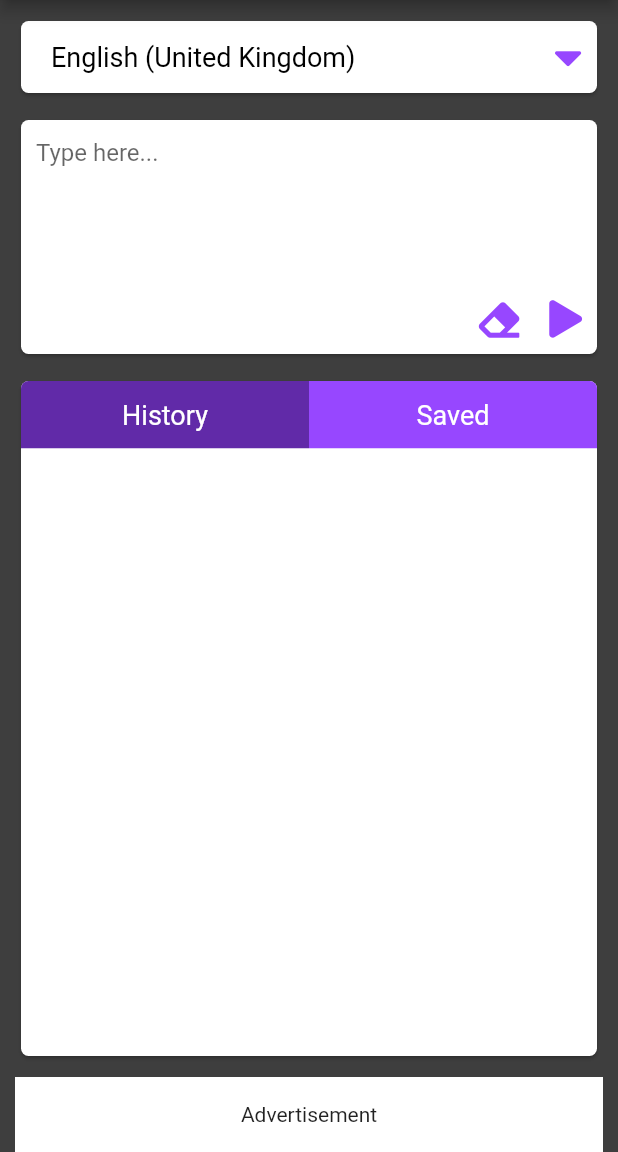
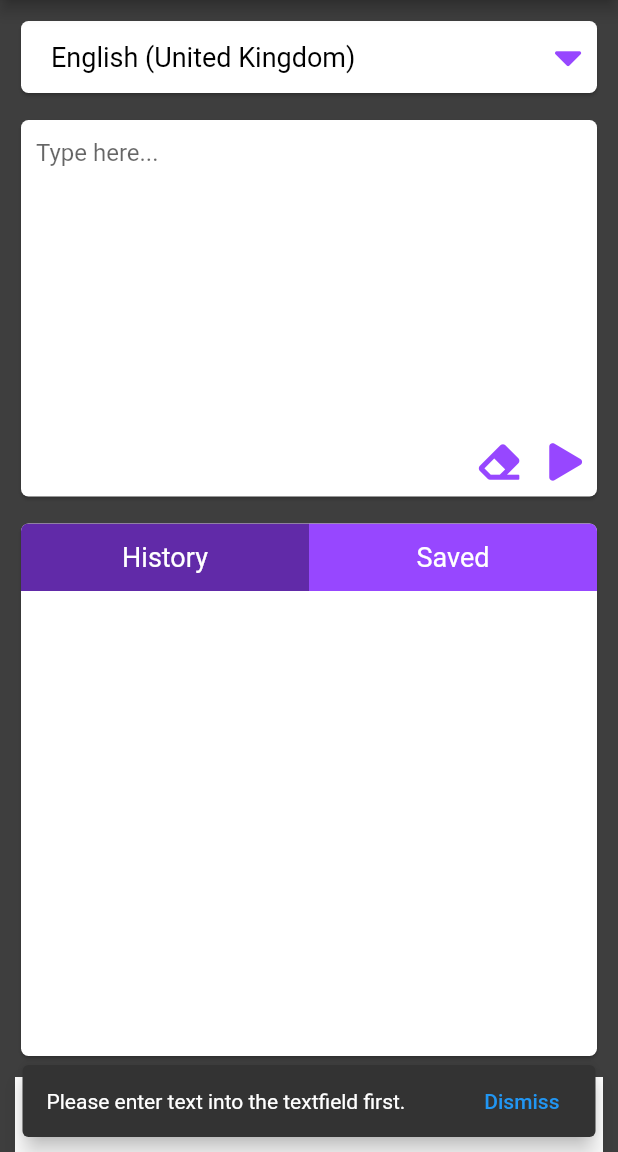
Before and after one commit to WackyWouter/VoiceBoxTTS, a Flutter app: the screen it shows after launch, after a tap on an icon or button, on a phone screen of 412 x 824 dp, the part 84-1236 px from its top. Run offline on Flutter 3.47's test engine with Material 2 defaults, Android fonts, the phone set to English and light mode, and no system bars; drawn by our look-alikes of dropdown_button2; our stand-ins replace flutter_tts, font_awesome_flutter.

Commit message:
change constants, error checking, and refactor

```diff
--- a/lib/constants.dart
+++ b/lib/constants.dart
@@ -1,16 +1,18 @@
 import 'package:flutter/material.dart';
 
-//TODO make remake this which classes or something that seperate text and color constants
-//also change it to import like this import 'constants.dart' as Constants;
-// so i can do this String a = Constants.SUCCESS_MESSAGE;
+// Colors
+const Color headerBg = Color(0xFF2C2C2C);
+const Color bodyBg = Color(0xFF3E3E3E);
+const Color cardBg = Color(0xFFFFFFFF);
+const Color primary = Color(0xFF9747FF);
+const Color primaryDark = Color(0xFF612AA8);
+const Color headerText = Color(0xFFFFFFFF);
+const Color buttonText = Color(0xFFFFFFFF);
+const Color text = Color(0xFF000000);
+const Color divider = Color(0xFFE7E7E7);
 
-const Color kHeaderBgColor = Color(0xFF2C2C2C);
-const Color kBodyBgColor = Color(0xFF3E3E3E);
-const Color kCardBgColor = Color(0xFFFFFFFF);
-const Color kPrimaryColor = Color(0xFF9747FF);
-const Color kPrimaryDarkColor = Color(0xFF612AA8);
-const Color kHeaderTextColor = Color(0xFFFFFFFF);
-const Color kTextColor = Color(0xFF000000);
-const Color kDividerColor = Color(0xFFE7E7E7);
-const String kAppName = 'VoiceBoxTTS';
-const double kRadius = 5.0;
+// Strings
+const String appName = 'VoiceBoxTTS';
+
+// Integers, doubles and floats
+const double borderRadius = 5.0;
--- a/lib/screens/home_screen.dart
+++ b/lib/screens/home_screen.dart
@@ -3,19 +3,11 @@ import 'package:flutter/material.dart';
 import 'package:flutter/services.dart';
 import 'package:flutter_tts/flutter_tts.dart';
 import 'package:font_awesome_flutter/font_awesome_flutter.dart';
-import 'package:voiceboxtts/constants.dart';
+import 'package:voiceboxtts/constants.dart' as constants;
 import 'package:voiceboxtts/models/fav_list_item.dart';
 
 class HomeScreen extends StatefulWidget {
   static const String id = 'home_screen';
-
-  final String title = kAppName;
-  final Color headerColor = kHeaderBgColor;
-  final Color textColor = kTextColor;
-  final Color primaryColor = kPrimaryColor;
-  final Color cardColor = kCardBgColor;
-  final Color primaryDarkColor = kPrimaryDarkColor;
-  final Color headerTextColor = kHeaderTextColor;
 
   final double radius = 5.0;
 
@@ -28,8 +20,11 @@ class HomeScreen extends StatefulWidget {
 enum TtsState { playing, stopped, paused, continued }
 
 class _HomeScreenState extends State<HomeScreen> {
+  // TODO make the list be remembered between app startups
   // https://stackoverflow.com/questions/61316208/how-to-save-listobject-to-sharedpreferences-in-flutter
   // https://stackoverflow.com/questions/63280237/flutter-how-to-save-list-data-locally
+
+  // TODO add settings for changing pitch, rate and volume
 
   List<DropdownMenuItem<String>> menuItems = [
     const DropdownMenuItem(child: Text("Albanian"), value: "sq"),
@@ -90,7 +85,6 @@ class _HomeScreenState extends State<HomeScreen> {
   double volume = 0.5;
   double pitch = 1.0;
   double rate = 0.5;
-  bool isCurrentLanguageInstalled = false;
 
   String? _newVoiceText;
 
@@ -105,6 +99,7 @@ class _HomeScreenState extends State<HomeScreen> {
     super.initState();
   }
 
+  //TODO make a class for this
   initTts() {
     flutterTts = FlutterTts();
 
@@ -131,7 +126,7 @@ class _HomeScreenState extends State<HomeScreen> {
 
     flutterTts.setErrorHandler((msg) {
       setState(() {
-        print("error: $msg ");
+        debugPrint("error: $msg ");
         ttsState = TtsState.stopped;
       });
     });
@@ -161,25 +156,118 @@ class _HomeScreenState extends State<HomeScreen> {
     flutterTts.stop();
   }
 
-  void changedLanguageDropDownItem(String? selectedType) {
+  Future<bool> changedLanguageDropDownItem(String? selectedType) async {
+    bool isLanguageSupported =
+        await flutterTts.isLanguageAvailable(selectedType!);
+
+    if (isLanguageSupported) {
       setState(() {
         language = selectedType;
         flutterTts.setLanguage(language!);
-      flutterTts
-          .isLanguageInstalled(language!)
-          .then((value) => isCurrentLanguageInstalled = (value as bool));
       });
+      return true;
+    } else {
+      return false;
+    }
   }
 
   void _onChange(String text) {
     setState(() {
-      _newVoiceText = text;
-
       // if text is not being cleared add it to history list
-      if (text != '') {
+      if (text != '' && _newVoiceText != text) {
         historyList.insert(0, FavListItem(text, false));
       }
+
+      if (_newVoiceText != text) {
+        _newVoiceText = text;
+      }
     });
+  }
+
+  void _clearText() {
+    textFieldCont.text = '';
+    _onChange('');
+  }
+
+  void _speakOrStop() {
+    //tell the user to type something first if the input is empty
+    if (textFieldCont.text != '') {
+      _onChange(textFieldCont.text);
+
+      if (ttsState == TtsState.stopped) {
+        _speak();
+      } else {
+        _stop();
+      }
+    } else {
+      final SnackBar snackBar = SnackBar(
+        behavior: SnackBarBehavior.floating,
+        content: const Text('Please enter text into the textfield first.'),
+        action: SnackBarAction(
+          label: 'Dismiss',
+          onPressed: () {
+            ScaffoldMessenger.of(context).hideCurrentSnackBar();
+          },
+        ),
+      );
+      // first try to hide one in case the previous one is still open
+      ScaffoldMessenger.of(context).hideCurrentSnackBar();
+
+      // Find the Scaffold in the widget tree and use
+      // it to show a SnackBar.
+      ScaffoldMessenger.of(context).showSnackBar(snackBar);
+    }
+  }
+
+  void _changeActiveSection(String section) {
+    setState(() {
+      activeSection = section;
+    });
+  }
+
+  void _toggleFavourite(FavListItem item) {
+    setState(() {
+      // Toggle favourite on the current list item if clicked on star
+      item.toggleFav();
+
+      // if it is being favoured add to saved list otherwise remove from saved list
+      if (item.isFavorite) {
+        savedList.insert(0, item);
+      } else {
+        savedList.remove(item);
+      }
+    });
+  }
+
+  Future<void> _showDialog() async {
+    return showDialog<void>(
+      context: context,
+      barrierDismissible: false, // user must tap button!
+      builder: (BuildContext context) {
+        return AlertDialog(
+          title: const Text('Error'),
+          content: SingleChildScrollView(
+            child: ListBody(
+              children: const <Widget>[
+                Text('The current Language is not supported.'),
+              ],
+            ),
+          ),
+          actions: <Widget>[
+            TextButton(
+              child: const Text(
+                'Change Language',
+                style: TextStyle(color: constants.primary),
+              ),
+              onPressed: () {
+                changedLanguageDropDownItem('en-GB');
+                Navigator.of(context).pop();
+              },
+            ),
+          ],
+        );
+      },
+    );
   }
 
   @override
@@ -190,10 +278,12 @@ class _HomeScreenState extends State<HomeScreen> {
     return Scaffold(
       resizeToAvoidBottomInset: false,
       appBar: AppBar(
-        backgroundColor: kHeaderBgColor,
+        backgroundColor: constants.headerBg,
         titleTextStyle: const TextStyle(
-            color: kHeaderTextColor, fontFamily: 'RobotoLocal', fontSize: 18),
-        title: const Text(kAppName),
+            color: constants.headerText,
+            fontFamily: 'RobotoLocal',
+            fontSize: 18),
+        title: const Text(constants.appName),
         actions: [
           Padding(
             padding: const EdgeInsets.only(right: 20.0),
@@ -203,14 +293,14 @@ class _HomeScreenState extends State<HomeScreen> {
                   onTap: () {},
                   child: const FaIcon(
                     FontAwesomeIcons.cog,
-                    color: kPrimaryColor,
+                    color: constants.primary,
                     size: 25,
                   )),
             ),
           )
         ],
       ),
-      backgroundColor: kBodyBgColor,
+      backgroundColor: constants.bodyBg,
       body: SafeArea(
         child: Column(
           mainAxisAlignment: MainAxisAlignment.start,
@@ -222,7 +312,7 @@ class _HomeScreenState extends State<HomeScreen> {
                 width: double.maxFinite,
                 child: Card(
                   shape: RoundedRectangleBorder(
-                    borderRadius: BorderRadius.circular(kRadius),
+                    borderRadius: BorderRadius.circular(constants.borderRadius),
                   ),
                   child: DropdownButtonHideUnderline(
                     child: DropdownButton2(
@@ -231,10 +321,17 @@ class _HomeScreenState extends State<HomeScreen> {
                       style: const TextStyle(
                           fontFamily: 'RobotoLocal',
                           fontSize: 18,
-                          color: kTextColor),
+                          color: constants.text),
                       icon: const FaIcon(FontAwesomeIcons.caretDown,
-                          color: kPrimaryColor, size: 30),
-                      onChanged: changedLanguageDropDownItem,
+                          color: constants.primary, size: 30),
+                      onChanged: (String? value) async {
+                        bool success = await changedLanguageDropDownItem(value);
+
+                        //If it failed show dialog that language is not supported
+                        if (true) {
+                          _showDialog();
+                        }
+                      },
                       items: menuItems,
                       itemPadding: const EdgeInsets.symmetric(horizontal: 10),
                       buttonPadding: const EdgeInsets.symmetric(horizontal: 10),
@@ -247,7 +344,7 @@ class _HomeScreenState extends State<HomeScreen> {
               padding: const EdgeInsets.fromLTRB(10, 10, 10, 0),
               child: Card(
                   shape: RoundedRectangleBorder(
-                    borderRadius: BorderRadius.circular(kRadius),
+                    borderRadius: BorderRadius.circular(constants.borderRadius),
                   ),
                   child: Column(
                     children: [
@@ -261,7 +358,7 @@ class _HomeScreenState extends State<HomeScreen> {
                           decoration: const InputDecoration(
                               border: InputBorder.none,
                               hintText: 'Type here...'),
-                          maxLines: 5,
+                          maxLines: 10,
                         ),
                       ),
                       Row(
@@ -270,32 +367,20 @@ class _HomeScreenState extends State<HomeScreen> {
                           Padding(
                             padding: const EdgeInsets.fromLTRB(0, 0, 20, 10),
                             child: GestureDetector(
-                                onTap: () {
-                                  textFieldCont.text = '';
-                                  _onChange('');
-                                },
+                                onTap: _clearText,
                                 child: const FaIcon(
                                   FontAwesomeIcons.eraser,
-                                  color: kPrimaryColor,
+                                  color: constants.primary,
                                   size: 27,
                                 )),
                           ),
                           Padding(
                             padding: const EdgeInsets.fromLTRB(0, 0, 10, 10),
                             child: GestureDetector(
-                                onTap: () {
-                                  print(textFieldCont.text);
-                                  _onChange(textFieldCont.text);
-
-                                  if (ttsState == TtsState.stopped) {
-                                    _speak();
-                                  } else {
-                                    _stop();
-                                  }
-                                },
+                                onTap: _speakOrStop,
                                 child: const FaIcon(
                                   FontAwesomeIcons.play,
-                                  color: kPrimaryColor,
+                                  color: constants.primary,
                                   size: 25,
                                 )),
                           ),
@@ -309,7 +394,8 @@ class _HomeScreenState extends State<HomeScreen> {
                 padding: const EdgeInsets.fromLTRB(10, 10, 10, 10),
                 child: Card(
                     shape: RoundedRectangleBorder(
-                      borderRadius: BorderRadius.circular(kRadius),
+                      borderRadius:
+                          BorderRadius.circular(constants.borderRadius),
                     ),
                     child: Column(
                       mainAxisAlignment: MainAxisAlignment.start,
@@ -323,23 +409,22 @@ class _HomeScreenState extends State<HomeScreen> {
                             Expanded(
                               child: ClipRRect(
                                 borderRadius: const BorderRadius.only(
-                                    topLeft: Radius.circular(kRadius)),
+                                    topLeft: Radius.circular(
+                                        constants.borderRadius)),
                                 child: Container(
                                   height: 45,
                                   decoration: BoxDecoration(
                                     color: activeSection == 'history'
-                                        ? kPrimaryDarkColor
-                                        : kPrimaryColor,
+                                        ? constants.primaryDark
+                                        : constants.primary,
                                   ),
                                   child: TextButton(
                                     style: TextButton.styleFrom(
-                                      primary: widget.headerTextColor,
+                                      primary: constants.buttonText,
                                       textStyle: const TextStyle(fontSize: 18),
                                     ),
                                     onPressed: () {
-                                      setState(() {
-                                        activeSection = 'history';
-                                      });
+                                      _changeActiveSection('history');
                                     },
                                     child: const Text('History'),
                                   ),
@@ -349,23 +434,22 @@ class _HomeScreenState extends State<HomeScreen> {
                             Expanded(
                               child: ClipRRect(
                                 borderRadius: const BorderRadius.only(
-                                    topRight: Radius.circular(kRadius)),
+                                    topRight: Radius.circular(
+                                        constants.borderRadius)),
                                 child: Container(
                                   height: 45,
                                   decoration: BoxDecoration(
                                     color: activeSection == 'saved'
-                                        ? kPrimaryDarkColor
-                                        : kPrimaryColor,
+                                        ? constants.primaryDark
+                                        : constants.primary,
                                   ),
                                   child: TextButton(
                                     style: TextButton.styleFrom(
-                                      primary: widget.headerTextColor,
+                                      primary: constants.buttonText,
                                       textStyle: const TextStyle(fontSize: 18),
                                     ),
                                     onPressed: () {
-                                      setState(() {
-                                        activeSection = 'saved';
-                                      });
+                                      _changeActiveSection('saved');
                                     },
                                     child: const Text('Saved'),
                                   ),
@@ -379,63 +463,50 @@ class _HomeScreenState extends State<HomeScreen> {
                           child: ListView.builder(
                             itemCount: listShown.length,
                             itemBuilder: (BuildContext context, int index) {
+                              //Determine which icon should be shown
+                              IconData iconShown;
+                              if (listShown[index].isFavorite) {
+                                iconShown = FontAwesomeIcons.solidStar;
+                              } else {
+                                iconShown = FontAwesomeIcons.star;
+                              }
+
                               return GestureDetector(
                                 onTap: () {},
                                 child: Column(
                                   children: <Widget>[
-                                    Container(
-                                      child: Padding(
+                                    Padding(
                                       padding: const EdgeInsets.all(10),
                                       child: Row(
                                         mainAxisAlignment:
                                             MainAxisAlignment.spaceBetween,
                                         children: <Widget>[
-                                            Text(
+                                          Expanded(
+                                            child: Text(
                                               listShown[index].text,
                                               textAlign: TextAlign.left,
                                               style:
                                                   const TextStyle(fontSize: 18),
                                             ),
+                                          ),
                                           GestureDetector(
                                             onTap: () {
-                                                setState(() {
-                                                  // Toggle favourite on the current list item if clicked on star
-                                                  listShown[index].toggleFav();
-
-                                                  // if it is being favoured add to saved list otherwise remove from saved list
-                                                  if (listShown[index]
-                                                      .isFavorite) {
-                                                    savedList.insert(
-                                                        0, listShown[index]);
-                                                  } else {
-                                                    savedList.remove(
+                                              _toggleFavourite(
                                                   listShown[index]);
-                                                  }
-                                                });
                                             },
                                             child: Container(
-                                                  margin:
-                                                      const EdgeInsets.all(0.0),
+                                                margin: const EdgeInsets.only(
+                                                    left: 10),
                                                 child: FaIcon(
-                                                    listShown[index].isFavorite
-                                                        ? FontAwesomeIcons
-                                                            .solidStar
-                                                        : FontAwesomeIcons.star,
-                                                    color: kPrimaryColor,
+                                                  iconShown,
+                                                  color: constants.primary,
                                                   size: 30.0,
                                                 )),
                                           ),
                                         ],
                                       ),
                                     ),
-                                    ),
-                                    (index != (listShown.length - 1))
-                                        ? const Divider(
-                                            thickness: 1.5,
-                                            color: kDividerColor,
-                                            height: 1.5,
-                                          )
-                                        : const SizedBox()
+                                    showDivider(index, listShown.length)
                                   ],
                                 ),
                               );
@@ -461,4 +532,16 @@ class _HomeScreenState extends State<HomeScreen> {
       ),
     );
   }
+
+  Widget showDivider(int index, int listLength) {
+    if (index != (listLength - 1)) {
+      return const Divider(
+        thickness: 1.5,
+        color: constants.divider,
+        height: 1.5,
+      );
+    } else {
+      return const SizedBox();
     }
+  }
+}
```
Lines whose indentation alone changed are shown as unchanged.
